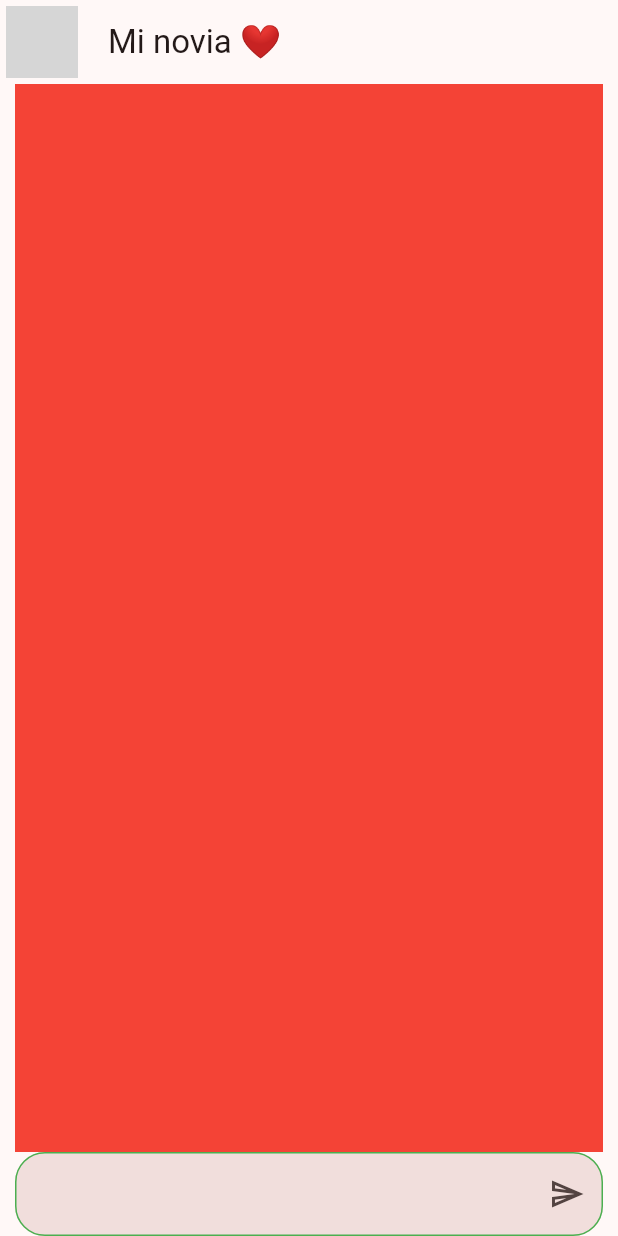
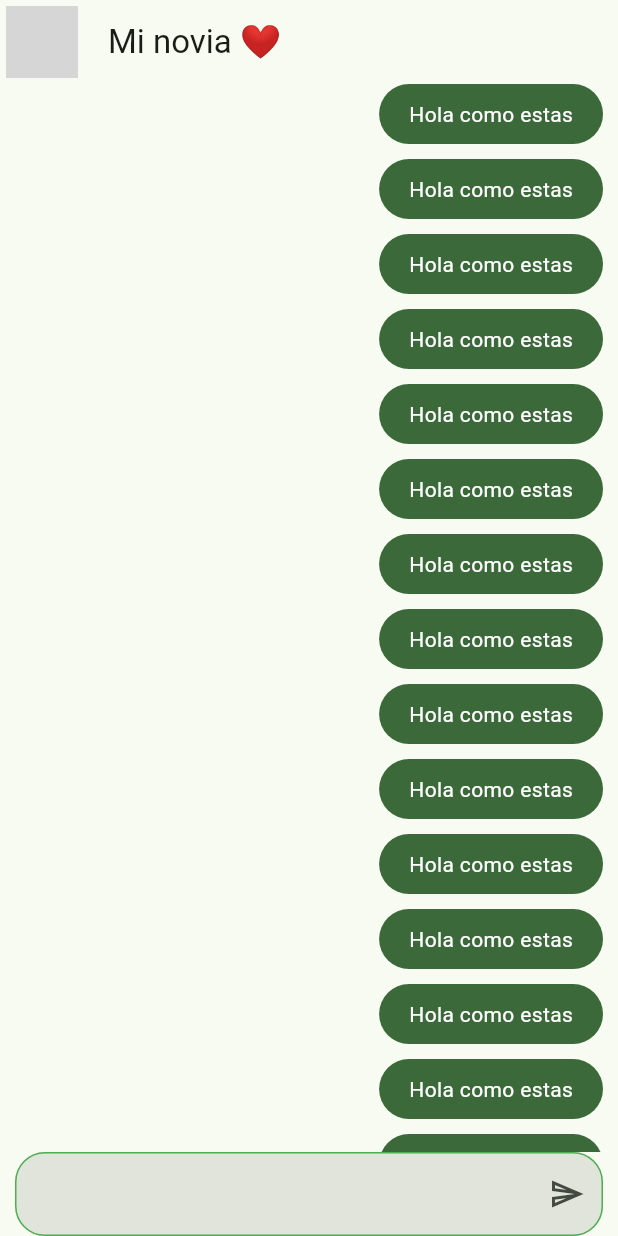
Before and after one commit to emxmax/yes_no_app, a Flutter app: the screen it shows after launch, on a phone screen of 412 x 824 dp. Run offline on Flutter 3.47's test engine with Material 3 defaults, Android fonts, the phone set to English and light mode, and no system bars; network calls fail; grey boxes are pictures that could not be loaded.

Commit message:
add my_message widget

```diff
--- a/lib/main.dart
+++ b/lib/main.dart
@@ -12,7 +12,7 @@ class MyApp extends StatelessWidget {
     return MaterialApp(
       debugShowCheckedModeBanner: false,
       title: 'Material App',
-      theme: AppTheme(selectedColor: 3).theme(),
+      theme: AppTheme(selectedColor: 2).theme(),
       home: ChatScreen(),
     );
   }
--- a/lib/presentation/screens/chat_screen.dart
+++ b/lib/presentation/screens/chat_screen.dart
@@ -1,4 +1,5 @@
 import 'package:flutter/material.dart';
+import 'package:yes_no_app/presentation/widgets/my_message.dart';
 
 class ChatScreen extends StatelessWidget {
   const ChatScreen({super.key});
@@ -12,20 +13,18 @@ class ChatScreen extends StatelessWidget {
         leading: Padding(
           padding: const EdgeInsets.all(4.0),
           child: CircleAvatar(
-            backgroundImage: NetworkImage("https://upload.wikimedia.org/wikipedia/commons/1/16/JenniferAnistonHWoFFeb2012.jpg"),
+            backgroundImage: NetworkImage(
+              "https://upload.wikimedia.org/wikipedia/commons/1/16/JenniferAnistonHWoFFeb2012.jpg",
+            ),
           ),
         ),
       ),
-      body: _ChatView()
+      body: _ChatView(),
     );
   }
 }
 
 class _ChatView extends StatelessWidget {
-  const _ChatView({
-    super.key,
-  });
-
   @override
   Widget build(BuildContext context) {
     return SafeArea(
@@ -34,27 +33,30 @@ class _ChatView extends StatelessWidget {
         child: Column(
           children: [
             Expanded(
-              child: Container(
-                color: Colors.red,
+              child: ListView.builder(
+                itemCount: 100,
+                itemBuilder: (context, index) {
+                  return MyMessage();
+                },
               ),
             ),
             TextFormField(
               decoration: InputDecoration(
                 enabledBorder: OutlineInputBorder(
                   borderSide: BorderSide(color: Colors.green),
-                  borderRadius: BorderRadius.circular(20)
+                  borderRadius: BorderRadius.circular(20),
                 ),
                 focusedBorder: OutlineInputBorder(
                   borderSide: BorderSide(color: Colors.green),
-                  borderRadius: BorderRadius.circular(20)
+                  borderRadius: BorderRadius.circular(20),
                 ),
                 filled: true,
                 suffixIcon: IconButton(
-                  onPressed: (){},
-                  icon: Icon(Icons.send_outlined)
-                )
+                  onPressed: () {},
+                  icon: Icon(Icons.send_outlined),
+                ),
               ),
-            )
+            ),
           ],
         ),
       ),
--- /dev/null
+++ b/lib/presentation/widgets/my_message.dart
@@ -0,0 +1,29 @@
+import 'package:flutter/material.dart';
+
+class MyMessage extends StatelessWidget {
+  const MyMessage({super.key});
+
+  @override
+  Widget build(BuildContext context) {
+    final colors = Theme.of(context).colorScheme;
+    return Column(
+      crossAxisAlignment: CrossAxisAlignment.end,
+      children: [
+        Container(
+          decoration: BoxDecoration(
+            color: colors.primary,
+            borderRadius: BorderRadius.circular(20),
+          ),
+          child: Padding(
+            padding: const EdgeInsets.symmetric(horizontal: 20, vertical: 10),
+            child: Text(
+              'Hola como estas',
+              style: TextStyle(color: Colors.white),
+            ),
+          ),
+        ),
+        SizedBox(height: 10),
+      ],
+    );
+  }
+}
```
